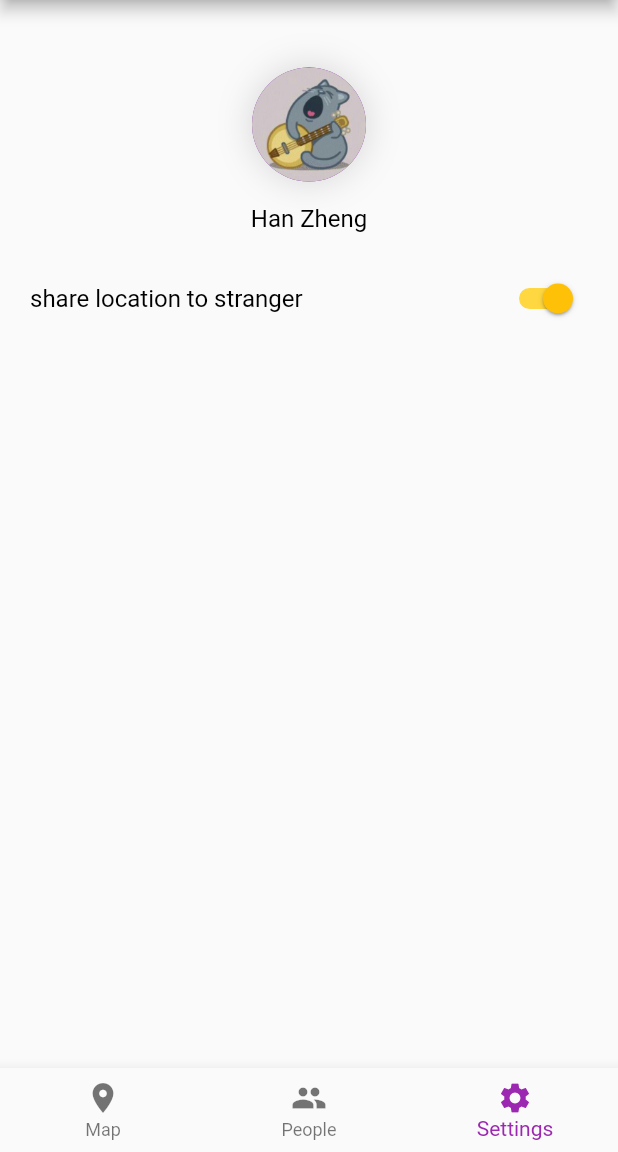
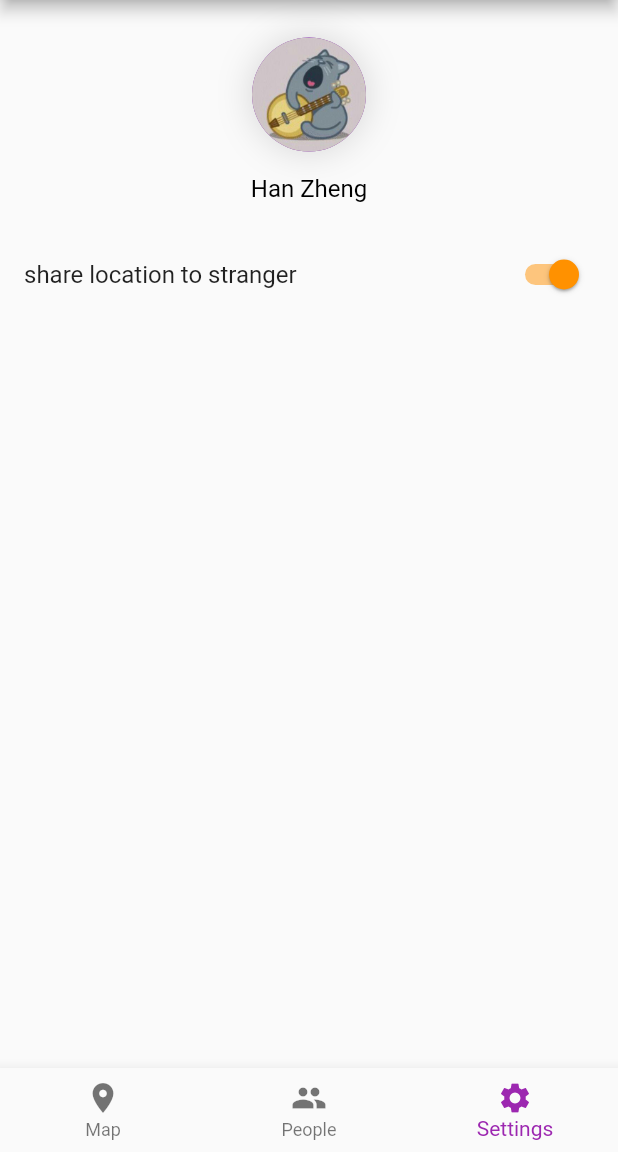
Before and after one commit to BeezyApp/Beezy, a Flutter app: the screen it shows after launch, item 3 of the bottom bar chosen, on a phone screen of 412 x 824 dp, the part 84-1236 px from its top. Run offline on Flutter 3.47's test engine with Material 2 defaults, Android fonts, the phone set to English and light mode, and no system bars; our stand-ins replace google_maps_flutter, location, sliding_up_panel, tuple; missing offline and left inert: bitmap.

Commit message:
Changed to flutter settings widget

```diff
--- a/lib/settings_page.dart
+++ b/lib/settings_page.dart
@@ -17,26 +17,21 @@ class SettingsPage extends StatefulWidget {
 }
 
 class _SettingsPageState extends State<SettingsPage> {
-  bool _permissionShareLocation = true;
+  Map<String, bool> _permissionSettings = {
+    "location_share_stranger": true,
+  };
 
-  Widget _settingsItem(String str, SettingsItemType type) {
+  Widget _settingsItem(String str, SettingsItemType type, String key) {
     switch (type) {
       case SettingsItemType.Toggle:
-        return Row(
-          mainAxisAlignment: MainAxisAlignment.spaceBetween,
-          children: [
-            Text(str, style: scrollCardItemTextStyle),
-            Switch(
-              value: _permissionShareLocation,
-              onChanged: (value) {
-                setState(() {
-                  _permissionShareLocation = value;
-                });
-              },
-              activeTrackColor: Colors.amberAccent,
-              activeColor: Colors.amber,
-            ),
-          ],
+        return SwitchListTile(
+          value: _permissionSettings[key],
+          title: Text(str),
+          onChanged: (value) {
+            setState(() {
+              _permissionSettings[key] = value;
+            });
+          },
         );
       case SettingsItemType.TextInput:
         // TODO: Handle this case.
@@ -47,7 +42,6 @@ class _SettingsPageState extends State<SettingsPage> {
   @override
   Widget build(BuildContext context) {
     return ListView(
-      padding: EdgeInsets.all(20),
       children: <Widget>[
         SizedBox(
           height: 25.0,
@@ -70,13 +64,13 @@ class _SettingsPageState extends State<SettingsPage> {
             ),
             SizedBox(height: 15),
             Row(
-              mainAxisAlignment: MainAxisAlignment.spaceAround,
-              children: [Text("Han Zheng", style: scrollCardItemTextStyle)],
-            )
+                mainAxisAlignment: MainAxisAlignment.spaceAround,
+                children: [Text("Han Zheng", style: scrollCardItemTextStyle)])
           ],
         ),
         SizedBox(height: 20),
-        _settingsItem("share location to stranger", SettingsItemType.Toggle),
+        _settingsItem("share location to stranger", SettingsItemType.Toggle,
+            "location_share_stranger"),
       ],
     );
   }
```
